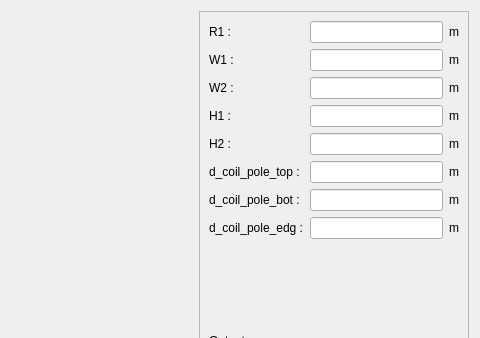
Eomys/pyleecan, file pyleecan/GUI/Dialog/DMachineSetup/SWPole/PWSlot60/PWSlot60.ui: the form before one commit; both pictures show x 433 to 913 and y 0 to 338 of the 913 by 529 pixel window.
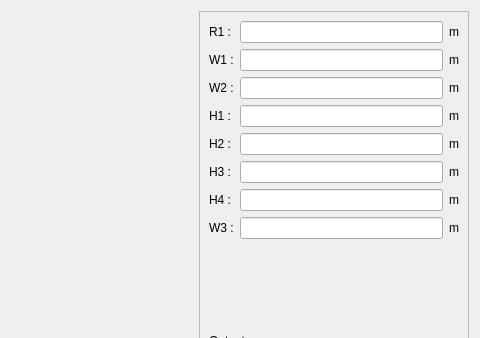
The form after the commit. Icons and pictures are not drawn. Custom widgets are drawn as their Qt base class.

Commit message: [CC] For Rotor Slot : now h3 h4 w3

```diff
--- a/pyleecan/GUI/Dialog/DMachineSetup/SWPole/PWSlot60/PWSlot60.ui
+++ b/pyleecan/GUI/Dialog/DMachineSetup/SWPole/PWSlot60/PWSlot60.ui
@@ -203,7 +203,7 @@
          <item row="5" column="0">
           <widget class="QLabel" name="in_H3">
            <property name="text">
-            <string>d_coil_pole_top :</string>
+            <string>H3 :</string>
            </property>
           </widget>
          </item>
@@ -220,7 +220,7 @@
          <item row="6" column="0">
           <widget class="QLabel" name="in_H4">
            <property name="text">
-            <string>d_coil_pole_bot :</string>
+            <string>H4 :</string>
            </property>
           </widget>
          </item>
@@ -237,7 +237,7 @@
          <item row="7" column="0">
           <widget class="QLabel" name="in_W3">
            <property name="text">
-            <string>d_coil_pole_edg :</string>
+            <string>W3 :</string>
            </property>
           </widget>
          </item>
```
The commit also changes 3 other files.
